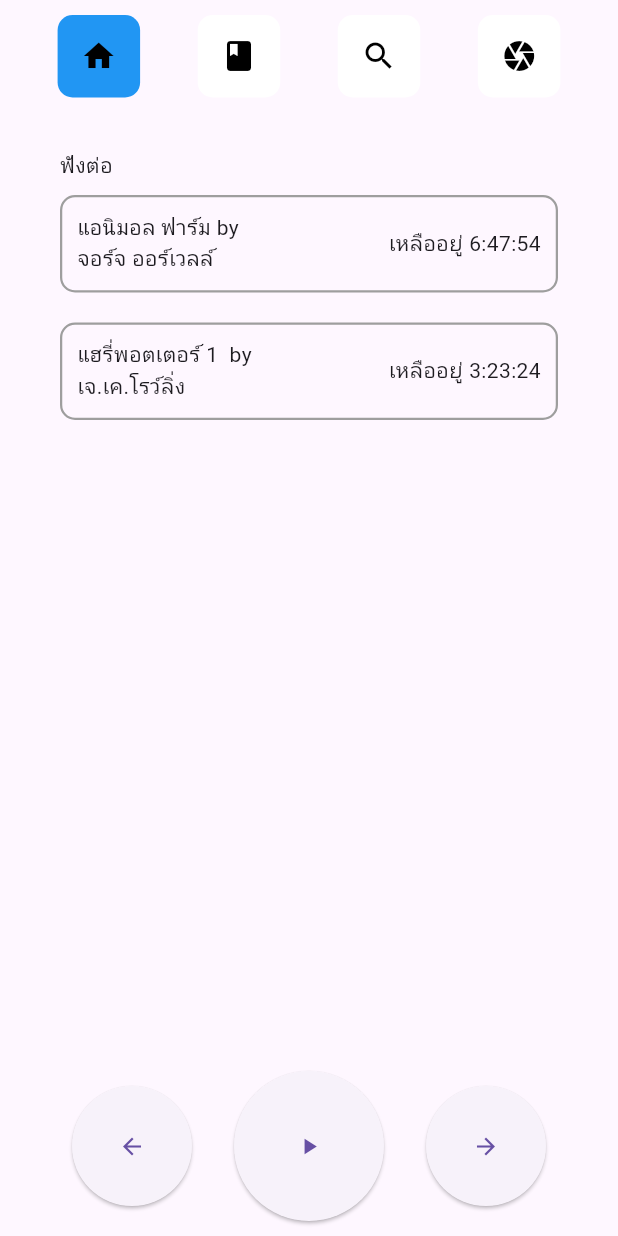
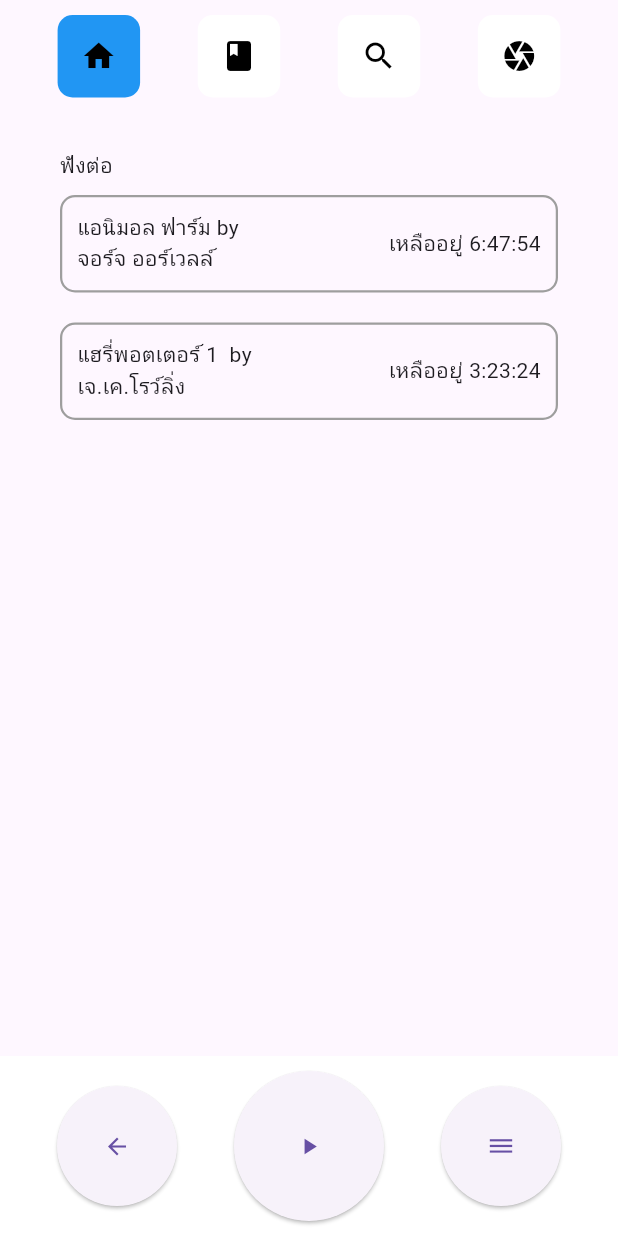
Before and after one commit to l-krairit/audiobook-app, a Flutter app: the screen it shows after launch, on a phone screen of 412 x 824 dp. Run offline on Flutter 3.47's test engine with Material 3 defaults, Android fonts, the phone set to English and light mode, and no system bars.

Commit message:
Circle buttons

```diff
--- a/flutter_application/lib/pages/home_page.dart
+++ b/flutter_application/lib/pages/home_page.dart
@@ -58,56 +58,53 @@
               ),
             ),
           ),
-          const Spacer(), // Pushes buttons to the bottom
-          Padding(
-            padding: const EdgeInsets.symmetric(horizontal: 20, vertical: 10),
+        ],
+      ),
+      bottomNavigationBar: Container(
+        padding: const EdgeInsets.symmetric(vertical: 10),
+        color: Colors.white,
         child: Row(
           mainAxisAlignment: MainAxisAlignment.spaceEvenly,
           children: [
-                // Left Medium Circular Button
+            // Left Button
             SizedBox(
               width: 80,
-                  height: 80, // Ensures a circular shape
+              height: 80,
               child: ElevatedButton(
                 onPressed: () {},
                 style: ElevatedButton.styleFrom(
                   shape: const CircleBorder(),
-                      padding: EdgeInsets.zero, // No extra padding
                 ),
-                    child: const Icon(Icons.arrow_back), // Example icon
+                child: const Center(child: Icon(Icons.arrow_back)),
               ),
             ),
-                // Center Large Circular Button
+            // Center Button
             SizedBox(
               width: 100,
-                  height: 100, // Ensures a larger circular shape
+              height: 100,
               child: ElevatedButton(
                 onPressed: () {},
                 style: ElevatedButton.styleFrom(
                   shape: const CircleBorder(),
-                      padding: EdgeInsets.zero, // No extra padding
                 ),
-                    child: const Icon(Icons.play_arrow), // Example icon
+                child: const Icon(Icons.play_arrow),
               ),
             ),
-                // Right Medium Circular Button
+            // Right Button
             SizedBox(
               width: 80,
-                  height: 80, // Ensures a circular shape
+              height: 80,
               child: ElevatedButton(
                 onPressed: () {},
                 style: ElevatedButton.styleFrom(
                   shape: const CircleBorder(),
-                      padding: EdgeInsets.zero, // No extra padding
                 ),
-                    child: const Icon(Icons.arrow_forward), // Example icon
+                child: const Center(child: Icon(Icons.dehaze)),
               ),
             ),
           ],
         ),
       ),
-        ],
-      ),
     );
   }
 }
```
Lines whose indentation alone changed are shown as unchanged.
